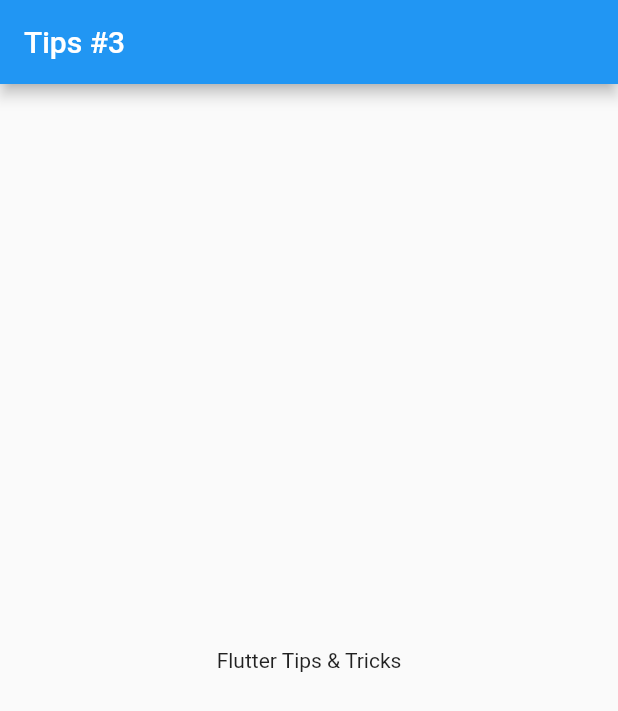
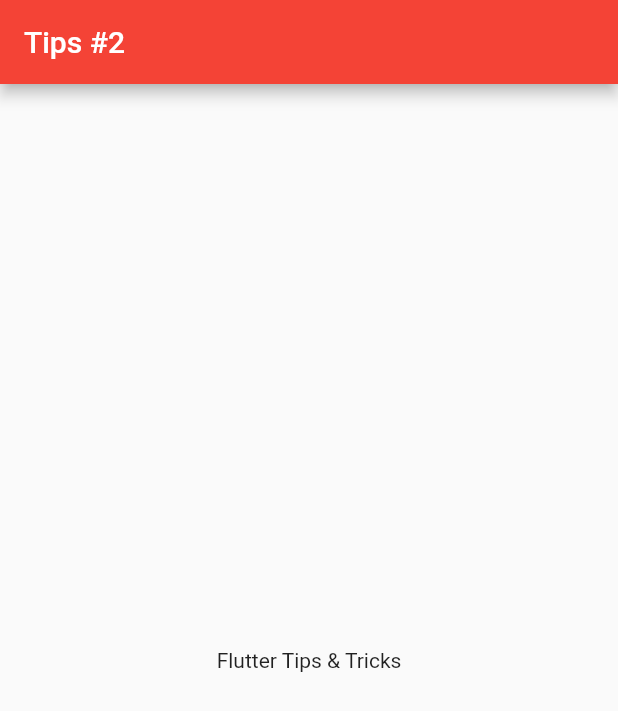
Before and after one commit to jpmehedi/flutter_tips_tricks, a Flutter app: the screen it shows after launch, on a phone screen of 412 x 824 dp. Shown: the top 711 px of the screen. Run offline on Flutter 3.47's test engine with Material 2 defaults, Android fonts, the phone set to English and light mode, and no system bars.

Commit message:
Status bar and systemNavigation bar color change

```diff
--- a/lib/main.dart
+++ b/lib/main.dart
@@ -1,6 +1,5 @@
 import 'package:flutter/material.dart';
 import 'package:flutter/services.dart';
-import 'package:tips_tricks/tips_three.dart';
 import 'package:tips_tricks/tips_two.dart';
 
 void main() {
@@ -12,13 +11,18 @@ class MyApp extends StatelessWidget {
   @override
   Widget build(BuildContext context) {
 
-    //Device Orientation Mode Setting
-    SystemChrome.setPreferredOrientations(
-      [
-        DeviceOrientation.portraitUp,
-        DeviceOrientation.portraitDown
-      ]
+
+
+   //StatusBarColor and SystemNavigationBar setting
+
+    SystemChrome.setSystemUIOverlayStyle(SystemUiOverlayStyle(
+       statusBarColor: Colors.red,
+        statusBarIconBrightness: Brightness.light,
+       systemNavigationBarColor: Colors.red,
+       systemNavigationBarIconBrightness: Brightness.light,
+      ),
     );
+
 
     return MaterialApp(
       title: 'Flutter Demo',
@@ -26,7 +30,7 @@ class MyApp extends StatelessWidget {
       theme: ThemeData(
         primarySwatch: Colors.blue,
       ),
-      home:TipsThree()
+      home:TipsTwo()
     );
   }
 }
--- a/lib/tips_two.dart
+++ b/lib/tips_two.dart
@@ -10,8 +10,15 @@ class TipsTwo extends StatefulWidget {
 class _TipsTwoState extends State<TipsTwo> {
   @override
   Widget build(BuildContext context) {
+
     return Scaffold(
       appBar: AppBar(
+        backgroundColor: Colors.red,
+        backwardsCompatibility: false,
+        systemOverlayStyle: SystemUiOverlayStyle(
+          statusBarColor: Colors.red,
+          statusBarIconBrightness: Brightness.light
+        ),
         title: Text("Tips #2"),
       ),
       body: Center(
```
